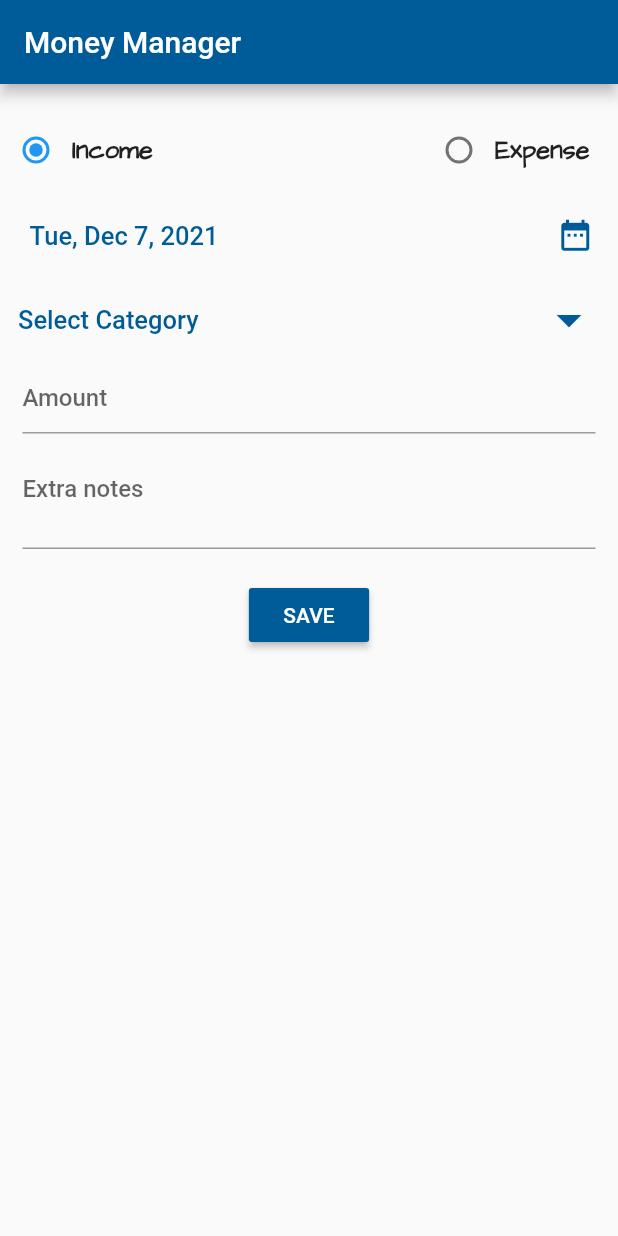
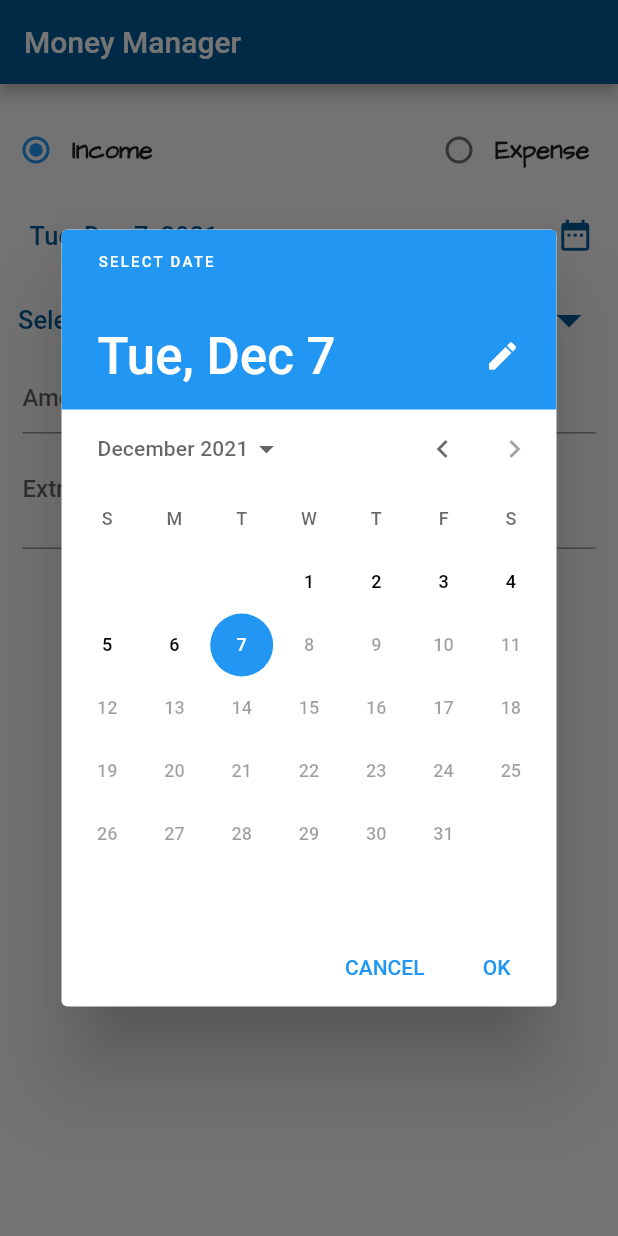
Before and after one commit to Harlygrg/money-manager-app25-11-2021, a Flutter app: the AddIncomeOrExpense screen opened by its route, after a tap on an icon or button, on a phone screen of 412 x 824 dp. Run offline on Flutter 3.47's test engine with Material 2 defaults, Android fonts, the light colour scheme and no system bars; our stand-ins replace flutter_local_notifications, flutter_native_timezone, hive, hive_flutter, pie_chart, rxdart and 2 more; accounts and stored records are empty.

Commit message:
project complete ui modification needed

```diff
--- a/lib/widgetsUI/adding_expense_or_income.dart
+++ b/lib/widgetsUI/adding_expense_or_income.dart
@@ -7,7 +7,6 @@
 import 'package:money_manager_app/actions/data_model.dart';
 import 'package:hive/hive.dart';
 import 'package:hive_flutter/hive_flutter.dart';
-import 'package:flutter_datetime_picker/flutter_datetime_picker.dart';
 import 'package:intl/intl.dart';
 
 import '../main.dart';
@@ -34,6 +33,7 @@
   String _date = DateFormat.yMMMEd().format(nowq);
   String dropdownValue="apple";
   late Box<IncomeExpenseModel> incomeAndExpenseBox;
+
 
   @override
   void initState() {
@@ -114,25 +114,19 @@
           ],),
 
           divider(height: 5),
+          //-------------------------------------------------------------------------------------------------------------
           ListTile(
-            onTap: (){
-              DatePicker.showDatePicker(
-                    context,
-                  theme: DatePickerTheme(
-                    containerHeight: 210,
-                  ),showTitleActions: true,
-                  minTime: DateTime(2010,12,31),
-                  maxTime: currentDate,
-                  onConfirm: (date){
-                    print("confirm $date");
-                    currentDate =date;
-                    _date = DateFormat.yMMMEd().format(date);
-                    setState(() {
-                    });
+            onTap: ()async{
+               currentDate =(await showDatePicker(
+                  context: context,
+                  initialDate:DateTime(DateTime.now().year,DateTime.now().month,DateTime.now().day),
+                  firstDate: DateTime(2010,12,31),
+                  lastDate:DateTime(DateTime.now().year,DateTime.now().month,DateTime.now().day), ))!;
+               setState(() {
+                 _date = DateFormat.yMMMEd().format(currentDate);
+               });
 
-                  },
-                  //currentTime: DateTime.now(), locale: LocaleType.en
-              );
+               print("current date ==$currentDate");
             },
             title: Text(
              " $_date",
@@ -437,3 +431,20 @@
     );
   }
 }
+// DatePicker.showDatePicker(
+//       context,
+//     theme: DatePickerTheme(
+//       containerHeight: 210,
+//     ),showTitleActions: true,
+//     minTime: DateTime(2010,12,31),
+//     maxTime: currentDate,
+//     onConfirm: (date){
+//       print("confirm $date");
+//       currentDate =date;
+//       _date = DateFormat.yMMMEd().format(date);
+//       setState(() {
+//       });
+//
+//     },
+//     //currentTime: DateTime.now(), locale: LocaleType.en
+// );
--- a/lib/widgetsUI/categories_page.dart
+++ b/lib/widgetsUI/categories_page.dart
@@ -209,6 +209,9 @@
                                       if(value == null || value.isEmpty){
                                         return 'Please Enter Category';
                                       }
+                                      else if(value.length>=15){
+                                        return 'Please Enter less than 20 letters';
+                                      }
                                       return null;
                                     },
                                     controller:newCategoryController ,
--- a/lib/widgetsUI/settings_page.dart
+++ b/lib/widgetsUI/settings_page.dart
@@ -173,7 +173,7 @@
 
 
     if(savedHour!=hr && savedMinute!=mn){
-      hr = savedHour!;
+      hr = savedHour;
       mn =savedMinute!;
     }
     if(savedValue==false){
--- a/pubspec.yaml
+++ b/pubspec.yaml
@@ -33,9 +33,7 @@
   hive_flutter:
   intl:
   path_provider:
-  flutter_datetime_picker:
   pie_chart:
-  syncfusion_flutter_datepicker:
   flutter_local_notifications:
   provider:
   timezone:
```
Also changed, not shown: lib/widgetsUI/overview_page.dart (+9 -2 lines), lib/widgetsUI/piechart.dart (+15 -3 lines), lib/widgetsUI/transactions_page.dart (+9 -5 lines), pubspec.lock.
